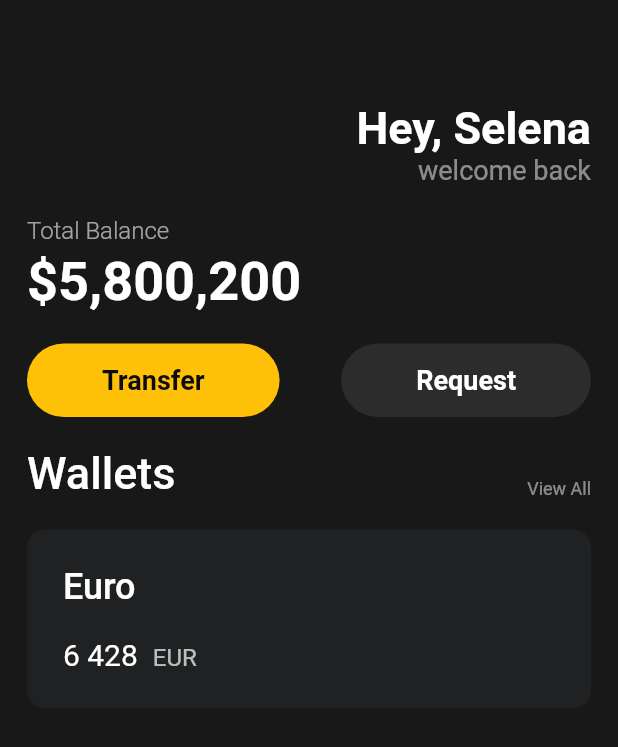
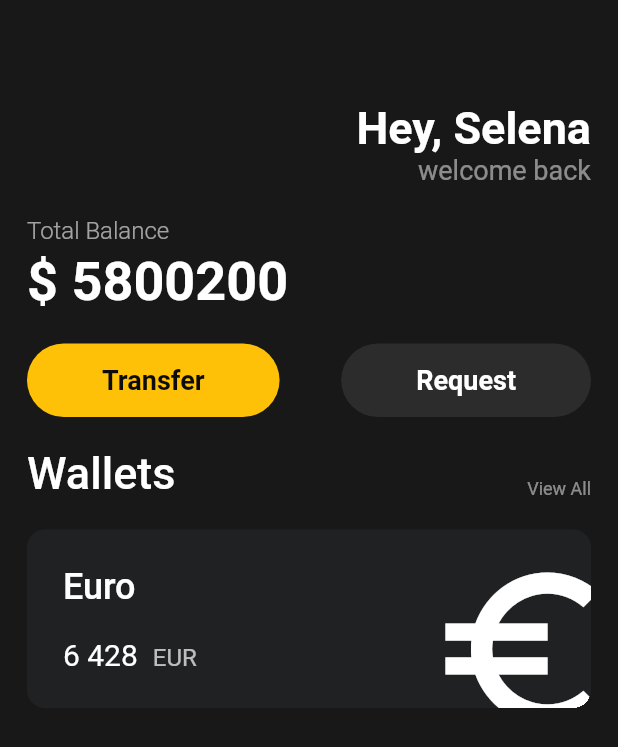
Before and after one commit to Ryusichan/study__flutter, a Flutter app: the screen it shows after launch, on a phone screen of 412 x 824 dp. Shown: the top 747 px of the screen. Run offline on Flutter 3.47's test engine with Material 2 defaults, Android fonts, the phone set to English and light mode, and no system bars.

```diff
--- a/toonflix/lib/main.dart
+++ b/toonflix/lib/main.dart
@@ -1,15 +1,34 @@
 import 'package:flutter/material.dart';
 import 'package:toonflix/widget/main_button.dart';
 
-void main() {
-  runApp(MyApp());
+// void main() {
+//   runApp(const MyApp());
+// }
+
+void main() => runApp(const MyApp());
+
+// statelesswidget을 상속받는데 일반적인 레이아웃 클래스이다
+class MyApp extends StatefulWidget {
+  const MyApp({super.key});
+
+  //Ooverride이하로 상속과 관련된 내용을 표시해준다
+  @override
+  State<StatefulWidget> createState() {
+    return _MyAppState();
+  }
 }
 
-// statelesswidget을 상속받는데 일반적인 레이아웃 클래스이다
-class MyApp extends StatelessWidget {
-  //Ooverride이하로 상속과 관련된 내용을 표시해준다
+class _MyAppState extends State<MyApp> {
+  var value = 5800200;
+
+  void addCounter() {
+    setState(() {
+      value + 1;
+    });
+  }
+
+  // build를 클래스 안에 넣어주는 약속을 해준다
   @override
-  // build를 클래스 안에 넣어주는 약속을 해준다
   Widget build(BuildContext context) {
     return MaterialApp(
       // SCAFFOLD는 화면을 구성하는 설계와 같은 구조물이다
@@ -57,9 +76,9 @@ class MyApp extends StatelessWidget {
                     fontWeight: FontWeight.w300),
               ),
               const SizedBox(height: 4),
-              const Text(
-                '\$5,800,200',
-                style: TextStyle(
+              Text(
+                '\$ $value',
+                style: const TextStyle(
                     fontSize: 36,
                     color: Colors.white,
                     fontWeight: FontWeight.w600),
@@ -107,6 +126,7 @@ class MyApp extends StatelessWidget {
                 height: 20,
               ),
               Container(
+                clipBehavior: Clip.hardEdge,
                 decoration: BoxDecoration(
                   color: const Color(0xFF1f2123),
                   borderRadius: BorderRadius.circular(12),
@@ -117,6 +137,7 @@ class MyApp extends StatelessWidget {
                     horizontal: 24,
                   ),
                   child: Row(
+                    mainAxisAlignment: MainAxisAlignment.spaceBetween,
                     children: [
                       Column(
                         crossAxisAlignment: CrossAxisAlignment.start,
@@ -154,7 +175,18 @@ class MyApp extends StatelessWidget {
                             ],
                           ),
                         ],
-                      )
+                      ),
+                      Transform.scale(
+                        scale: 2,
+                        child: Transform.translate(
+                          offset: const Offset(6, 10),
+                          child: const Icon(
+                            Icons.euro_symbol_sharp,
+                            size: 68,
+                            color: Color(0xFFFFFFFF),
+                          ),
+                        ),
+                      ),
                     ],
                   ),
                 ),
```
